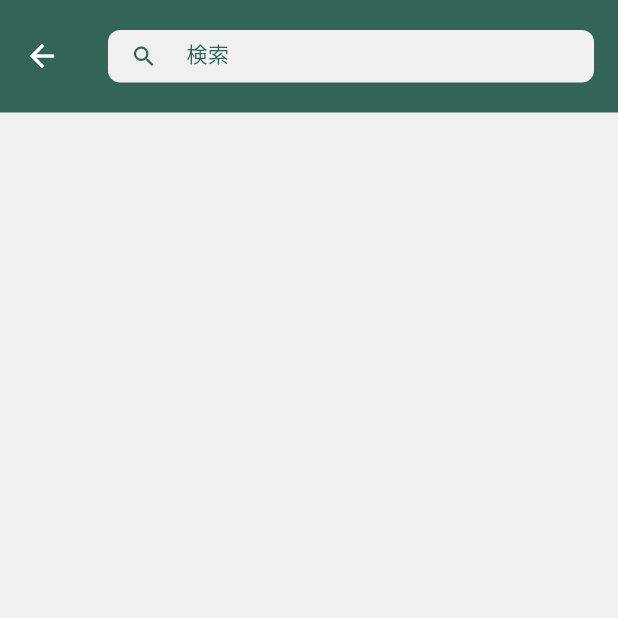
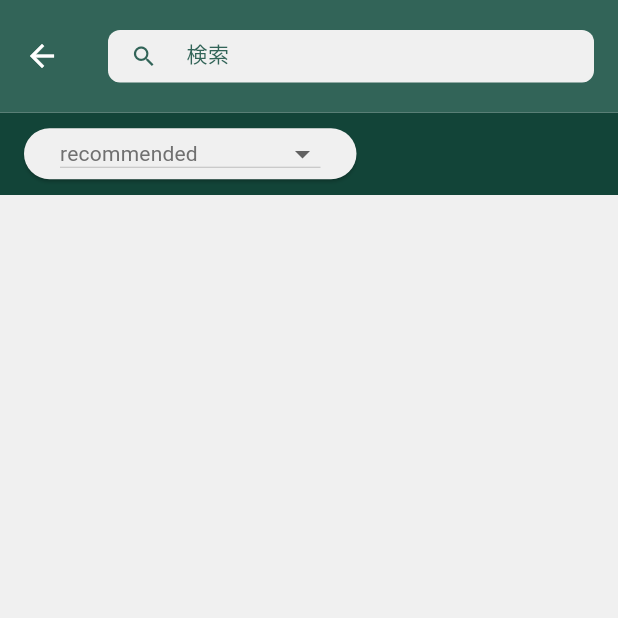
Before and after one commit to brqnko/uaizu_app, a Flutter app: the BookSearchPage screen opened directly, on a phone screen of 412 x 824 dp, the top half of it. Run offline on Flutter 3.47's test engine with Material 3 defaults, Android fonts, the phone set to English and light mode, and no system bars; our stand-ins replace flutter_riverpod, freezed_annotation, table_calendar; network calls fail; project files that could hold a hidden picture were left out.

Commit message:
feat: book search order

```diff
--- a/lib/domain/entity/book.dart
+++ b/lib/domain/entity/book.dart
@@ -33,7 +33,18 @@ class BookSearchResult with _$BookSearchResult {
   }) = _BookSearchResult;
 }
 
-enum BookSearchOrder { recommended_d }
+enum BookSearchOrder {
+  recommended,
+  yearFromNewest,
+  yearFromOldest,
+  arrivalDateFromNewest,
+  titleFromA,
+  titleFromZ,
+  authorFromA,
+  authorFromZ,
+  lendingCount,
+  relevance,
+}
 
 enum BookSearchMode { normal }
 
--- a/lib/infrastructure/client/campus_square_client.dart
+++ b/lib/infrastructure/client/campus_square_client.dart
@@ -133,7 +133,7 @@ String? parseExecutionKeyFromDocument(Document document) {
       ?.attributes['value'];
 }
 
-extension CampusSquareLocale on AppLocale {
+extension on AppLocale {
   String get campusSquareLocale {
     switch (this) {
       case AppLocale.ja:
--- a/lib/state/book_detail.dart
+++ b/lib/state/book_detail.dart
@@ -2,7 +2,7 @@ import 'dart:async';
 
 import 'package:flutter_riverpod/flutter_riverpod.dart';
 import 'package:uaizu_app/domain/entity/book.dart';
-import 'package:uaizu_app/usecase/library_usecase.dart';
+import 'package:uaizu_app/use_case/library_usecase.dart';
 
 final focusedBookProvider = StateProvider<Book?>((ref) => null);
 
--- a/lib/state/book_image.dart
+++ b/lib/state/book_image.dart
@@ -2,7 +2,7 @@ import 'dart:async';
 
 import 'package:flutter_riverpod/flutter_riverpod.dart';
 import 'package:uaizu_app/domain/entity/book.dart';
-import 'package:uaizu_app/usecase/library_usecase.dart';
+import 'package:uaizu_app/use_case/library_usecase.dart';
 
 final bookImageProvider =
     AsyncNotifierProvider<BookImageNotifier, Map<Book, String?>>(() {
--- a/lib/state/book_search.dart
+++ b/lib/state/book_search.dart
@@ -2,11 +2,13 @@ import 'dart:async';
 
 import 'package:flutter_riverpod/flutter_riverpod.dart';
 import 'package:uaizu_app/domain/entity/book.dart';
-import 'package:uaizu_app/usecase/library_usecase.dart';
+import 'package:uaizu_app/use_case/library_usecase.dart';
 
 const _maxCountPerSearch = 20;
 
 final bookSearchQueryProvider = StateProvider((ref) => '');
+
+final bookSearchOrderProvider = StateProvider((ref) => BookSearchOrder.recommended);
 
 final bookSearchResultProvider =
     AsyncNotifierProvider<BookSearchResultNotifier, BookSearchResult>(
@@ -60,7 +62,7 @@ class BookSearchResultNotifier extends AsyncNotifier<BookSearchResult> {
             query: BookSearchQuery(
               query: query,
               mode: BookSearchMode.normal,
-              order: BookSearchOrder.recommended_d,
+              order: ref.watch(bookSearchOrderProvider),
               start: _currentPage,
               count: _maxCountPerSearch,
             ),
--- a/lib/state/campus_square_calendar.dart
+++ b/lib/state/campus_square_calendar.dart
@@ -1,5 +1,5 @@
 import 'package:flutter_riverpod/flutter_riverpod.dart';
-import 'package:uaizu_app/usecase/campus_square_usecase.dart';
+import 'package:uaizu_app/use_case/campus_square_usecase.dart';
 
 final campusSquareCalendarFocusedDayProvider = StateProvider(
   (ref) => DateTime.now(),
--- a/lib/state/grade.dart
+++ b/lib/state/grade.dart
@@ -2,7 +2,7 @@ import 'dart:async';
 
 import 'package:flutter_riverpod/flutter_riverpod.dart';
 import 'package:uaizu_app/domain/entity/grade.dart';
-import 'package:uaizu_app/usecase/campus_square_usecase.dart';
+import 'package:uaizu_app/use_case/campus_square_usecase.dart';
 
 final gradeShowAllProvider = StateProvider((ref) => false);
 
--- a/lib/state/library_calendar.dart
+++ b/lib/state/library_calendar.dart
@@ -2,7 +2,7 @@ import 'dart:async';
 
 import 'package:flutter_riverpod/flutter_riverpod.dart';
 import 'package:uaizu_app/domain/entity/library_calendar.dart';
-import 'package:uaizu_app/usecase/library_usecase.dart';
+import 'package:uaizu_app/use_case/library_usecase.dart';
 
 final libraryCalendarMonthProvider = StateProvider((ref) {
   return DateTime.now();
--- a/lib/state/lms_calendar.dart
+++ b/lib/state/lms_calendar.dart
@@ -1,5 +1,5 @@
 import 'package:flutter_riverpod/flutter_riverpod.dart';
-import 'package:uaizu_app/usecase/lms_usecase.dart';
+import 'package:uaizu_app/use_case/lms_usecase.dart';
 
 final lmsCalendarFocusedDaProvider = StateProvider((ref) => DateTime.now());
 
--- a/lib/state/new_books.dart
+++ b/lib/state/new_books.dart
@@ -2,7 +2,7 @@ import 'dart:async';
 
 import 'package:flutter_riverpod/flutter_riverpod.dart';
 import 'package:uaizu_app/domain/entity/book.dart';
-import 'package:uaizu_app/usecase/library_usecase.dart';
+import 'package:uaizu_app/use_case/library_usecase.dart';
 
 final newBooksProvider =
     AsyncNotifierProvider<NewBooksNotifier, List<Book>>(() {
--- a/lib/state/registration.dart
+++ b/lib/state/registration.dart
@@ -2,7 +2,7 @@ import 'dart:async';
 
 import 'package:flutter_riverpod/flutter_riverpod.dart';
 import 'package:uaizu_app/domain/entity/registration.dart';
-import 'package:uaizu_app/usecase/campus_square_usecase.dart';
+import 'package:uaizu_app/use_case/campus_square_usecase.dart';
 
 final registrationSearchResultProvider =
     AsyncNotifierProvider<RegistrationSearchResultNotifier, List<Registration>>(
--- a/lib/state/syllabus.dart
+++ b/lib/state/syllabus.dart
@@ -2,7 +2,7 @@ import 'dart:async';
 
 import 'package:flutter_riverpod/flutter_riverpod.dart';
 import 'package:uaizu_app/domain/entity/syllabus.dart';
-import 'package:uaizu_app/usecase/campus_square_usecase.dart';
+import 'package:uaizu_app/use_case/campus_square_usecase.dart';
 
 final syllabusSearchYearProvider = StateProvider((ref) => DateTime.now().year);
 
--- a/lib/ui/pages/library/book_search.dart
+++ b/lib/ui/pages/library/book_search.dart
@@ -200,7 +200,48 @@ class BookSearchPage extends ConsumerWidget {
     return Scaffold(
       backgroundColor: colorScheme.surface,
       appBar: appBar,
-      body: bookSearchResult,
+      body: Column(
+        children: [
+          AppBar(
+            automaticallyImplyLeading: false,
+            toolbarHeight: 55,
+            backgroundColor: colorScheme.onPrimaryContainer,
+            title: SizedBox(
+              height: 34,
+              child: ListView(
+                scrollDirection: Axis.horizontal,
+                children: [
+                  ElevatedButton(
+                    onPressed: () {},
+                    child: DropdownButton(
+                      value: ref.watch(bookSearchOrderProvider),
+                      onChanged: (value) {
+                        if (value == null) {
+                          return;
+                        }
+
+                        ref.read(bookSearchOrderProvider.notifier).state = value;
+                        ref.read(bookSearchResultProvider.notifier).requestFirstSearch();
+                      },
+                      items: BookSearchOrder.values.map((q) {
+                        return DropdownMenuItem(
+                          value: q,
+                          child: Text(
+                            q.name,
+                            style: Fonts.bodyS
+                                .copyWith(color: colorScheme.onSurfaceVariant),
+                          ),
+                        );
+                      }).toList(),
+                    ),
+                  ),
+                ],
+              ),
+            ),
+          ),
+          Expanded(child: bookSearchResult),
+        ],
+      ),
     );
   }
 }
--- a/lib/usecase/campus_square_usecase.dart
+++ b/lib/use_case/campus_square_usecase.dart
@@ -14,7 +14,7 @@ import 'package:uaizu_app/domain/repository/calendar_repository.dart';
 import 'package:uaizu_app/domain/repository/grade_repository.dart';
 import 'package:uaizu_app/domain/repository/registration_repository.dart';
 import 'package:uaizu_app/domain/repository/syllabus_repository.dart';
-import 'package:uaizu_app/usecase/usecase.dart';
+import 'package:uaizu_app/use_case/usecase.dart';
 
 part 'campus_square_usecase.freezed.dart';
 
--- a/lib/usecase/library_usecase.dart
+++ b/lib/use_case/library_usecase.dart
@@ -6,7 +6,7 @@ import 'package:uaizu_app/domain/provider/book_repository_provider.dart';
 import 'package:uaizu_app/domain/provider/calendar_repository_provider.dart';
 import 'package:uaizu_app/domain/repository/book_repository.dart';
 import 'package:uaizu_app/domain/repository/calendar_repository.dart';
-import 'package:uaizu_app/usecase/usecase.dart';
+import 'package:uaizu_app/use_case/usecase.dart';
 
 part 'library_usecase.freezed.dart';
 
--- a/lib/usecase/lms_usecase.dart
+++ b/lib/use_case/lms_usecase.dart
@@ -3,7 +3,7 @@ import 'package:freezed_annotation/freezed_annotation.dart';
 import 'package:uaizu_app/domain/entity/lms_calendar.dart';
 import 'package:uaizu_app/domain/provider/calendar_repository_provider.dart';
 import 'package:uaizu_app/domain/repository/calendar_repository.dart';
-import 'package:uaizu_app/usecase/usecase.dart';
+import 'package:uaizu_app/use_case/usecase.dart';
 
 part 'lms_usecase.freezed.dart';
 
```
Also changed, not shown: lib/infrastructure/client/lms_client.dart (+25 -2 lines), lib/infrastructure/data_source/book_data_source.dart (+35 -22 lines), lib/use_case/campus_square_usecase.freezed.dart (renamed from lib/usecase/campus_square_usecase.freezed.dart), lib/use_case/library_usecase.freezed.dart (renamed from lib/usecase/library_usecase.freezed.dart), lib/use_case/lms_usecase.freezed.dart (renamed from lib/usecase/lms_usecase.freezed.dart), lib/use_case/usecase.dart (renamed from lib/usecase/usecase.dart), 1 other file.
